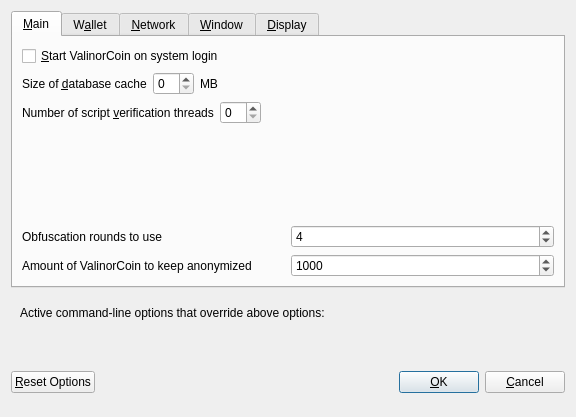
The window that src/qt/forms/optionsdialog.ui (PayQ/PayQcoin) describes before a commit, drawn with Qt 5.
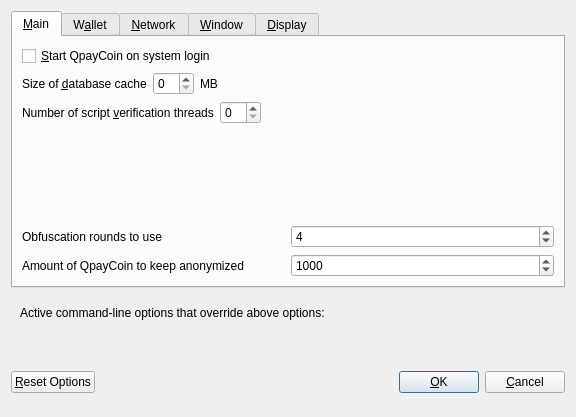
The same window after the commit. Custom widgets are drawn as their Qt base class.

Patch:
```diff
--- a/src/qt/forms/optionsdialog.ui
+++ b/src/qt/forms/optionsdialog.ui
@@ -33,7 +33,7 @@
           <string>Automatically start ValinorCoin after logging in to the system.</string>
          </property>
          <property name="text">
-          <string>&amp;Start ValinorCoin on system login</string>
+          <string>&amp;Start QpayCoin on system login</string>
          </property>
         </widget>
        </item>
@@ -177,7 +177,7 @@
             <string notr="true"/>
            </property>
            <property name="text">
-            <string>Amount of ValinorCoin to keep anonymized</string>
+            <string>Amount of QpayCoin to keep anonymized</string>
            </property>
           </widget>
          </item>
```
Left out of the diff: 12 changed lines with no effect on the pictures.
